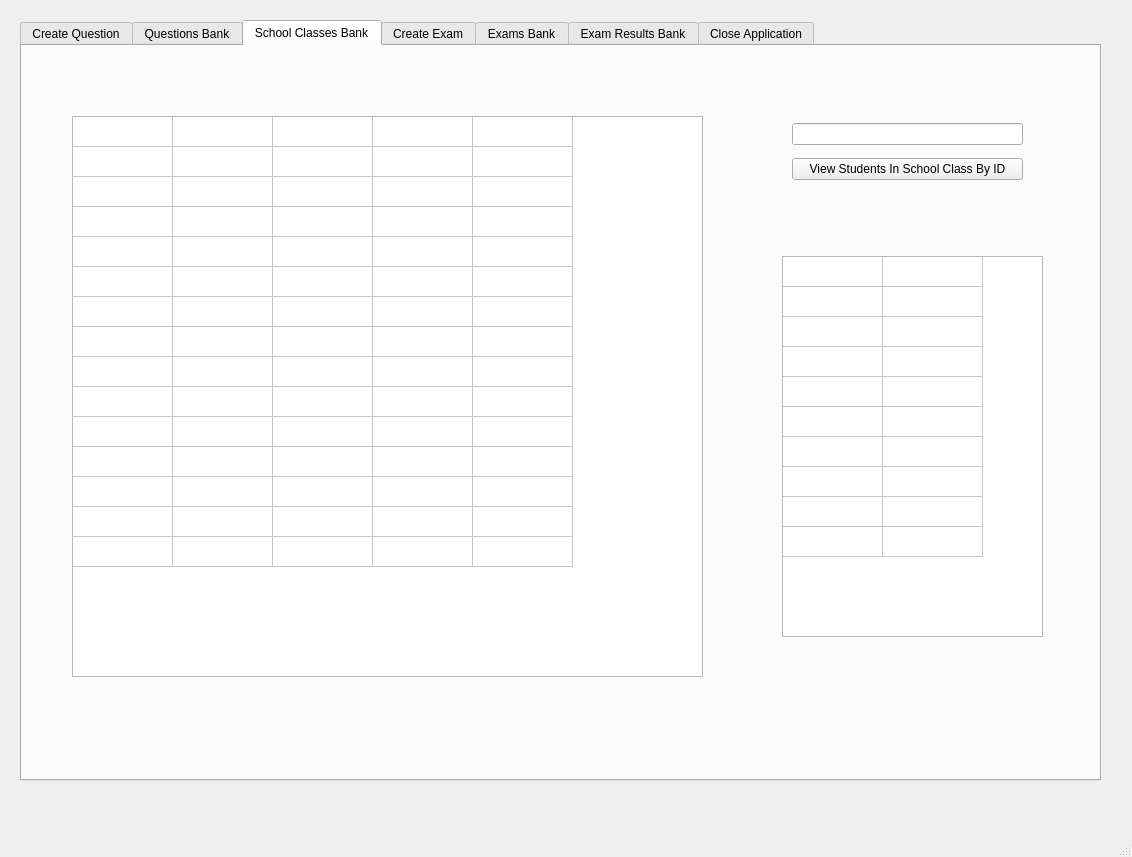
This is GUI/TeacherGUIQtDesigner.ui in applet199/OOPCourseWorkTwo as Qt 5 draws it before an edit. The edited form follows.
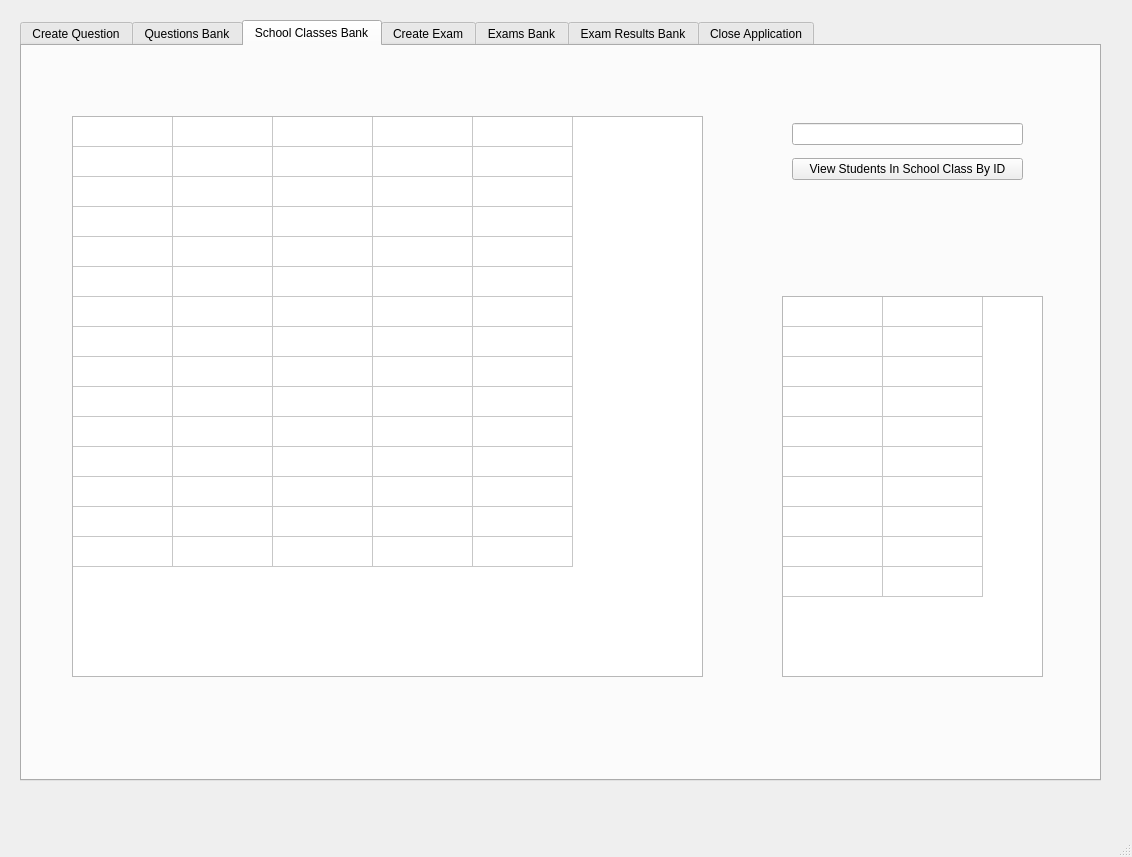
This is the edited form. The open tabs and pages were chosen to show the change.

Patch:
```diff
--- a/GUI/TeacherGUIQtDesigner.ui
+++ b/GUI/TeacherGUIQtDesigner.ui
@@ -1317,7 +1317,7 @@
       <property name="geometry">
        <rect>
         <x>760</x>
-        <y>210</y>
+        <y>250</y>
         <width>261</width>
         <height>381</height>
        </rect>
@@ -1347,7 +1347,7 @@
       <column/>
       <column/>
      </widget>
-     <widget class="QWidget" name="">
+     <widget class="QWidget" name="layoutWidget">
       <property name="geometry">
        <rect>
         <x>770</x>
@@ -1369,6 +1369,22 @@
        </item>
       </layout>
      </widget>
+     <widget class="QLabel" name="label_14">
+      <property name="geometry">
+       <rect>
+        <x>760</x>
+        <y>160</y>
+        <width>261</width>
+        <height>61</height>
+       </rect>
+      </property>
+      <property name="text">
+       <string/>
+      </property>
+      <property name="alignment">
+       <set>Qt::AlignCenter</set>
+      </property>
+     </widget>
     </widget>
     <widget class="QWidget" name="tab_8">
      <attribute name="title">
```
Left out of the diff: 24 changed lines with no effect on the pictures.
